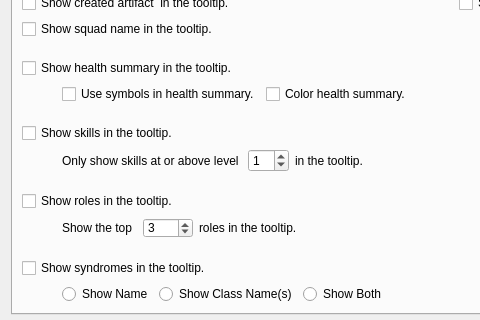
Old version of the form ui/optionsmenu.ui in the repository Dwarf-Therapist/Dwarf-Therapist; both pictures show x 0 to 480 and y 238 to 558 of the 750 by 676 pixel window.
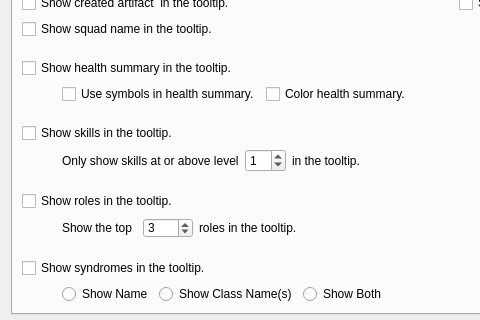
New version of the form. The open tabs and pages were chosen to show the change. Icons and pictures are not drawn.

Commit message: Fix manual finding, UI whitespace errors

Patch:
```diff
--- a/ui/optionsmenu.ui
+++ b/ui/optionsmenu.ui
@@ -1347,7 +1347,7 @@
             <string>Only show skills of this level or higher in the tooltip.</string>
            </property>
            <property name="text">
-            <string>Only show skills at or above level </string>
+            <string>Only show skills at or above level</string>
            </property>
           </widget>
          </item>
```
Left out of the diff: 4 changed lines with no effect on the pictures. The commit also changes 5 other files.
